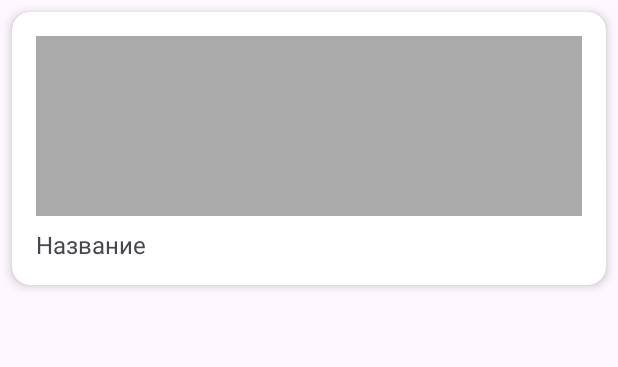
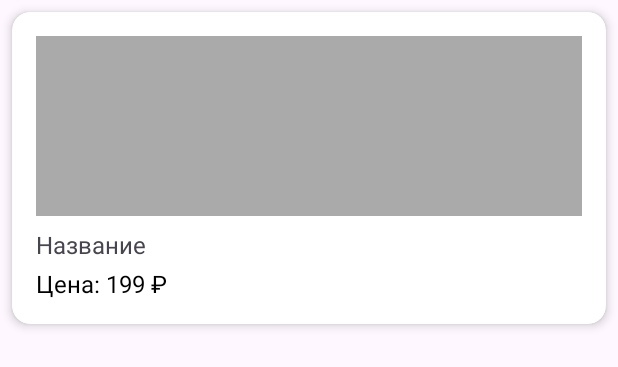
Before and after one commit to danaddi/CoffeeFirst, an Android app: the layout item_menu.xml on its own in the app's theme, with its tools: preview values and no code run, on a phone screen of 412 x 824 dp. Shown: the top 367 px of the screen. Run offline under Robolectric (Android 15) with nearby library versions, the phone set to English and light mode, and no system bars.

Commit message:
Добавлена цена в карточках

```diff
--- a/app/src/main/java/com/example/coffeefirst/ui/menu/MenuAdapter.kt
+++ b/app/src/main/java/com/example/coffeefirst/ui/menu/MenuAdapter.kt
@@ -3,7 +3,9 @@ package com.example.coffeefirst.ui.menu
 import android.util.Log
 import android.view.LayoutInflater
 import android.view.ViewGroup
+import android.widget.TextView
 import androidx.recyclerview.widget.*
+import com.example.coffeefirst.R
 import com.example.coffeefirst.databinding.ItemMenuBinding
 import com.example.coffeefirst.data.model.MenuItem
 
@@ -12,9 +14,11 @@ class MenuAdapter(
 ) : ListAdapter<MenuItem, MenuAdapter.MenuViewHolder>(DiffCallback()) {
 
     inner class MenuViewHolder(val binding: ItemMenuBinding) : RecyclerView.ViewHolder(binding.root) {
+
         fun bind(item: MenuItem) {
             binding.title.text = item.name
             binding.image.setImageResource(item.imageResId)
+            binding.price.text = "Цена: ${item.price.toInt()} ₽"
             binding.root.setOnClickListener { onAddToCart(item) }
         }
     }
--- a/app/src/main/res/layout/item_menu.xml
+++ b/app/src/main/res/layout/item_menu.xml
@@ -29,5 +29,15 @@
             android:textSize="16sp"
             android:paddingTop="8dp"
             android:textAlignment="center"/>
+
+        <TextView
+            android:id="@+id/price"
+            android:layout_width="wrap_content"
+            android:layout_height="wrap_content"
+            android:layout_marginTop="4dp"
+            android:text="Цена: 199 ₽"
+            android:textColor="@android:color/black"
+            android:textSize="16sp" />
     </LinearLayout>
+
 </androidx.cardview.widget.CardView>
```
